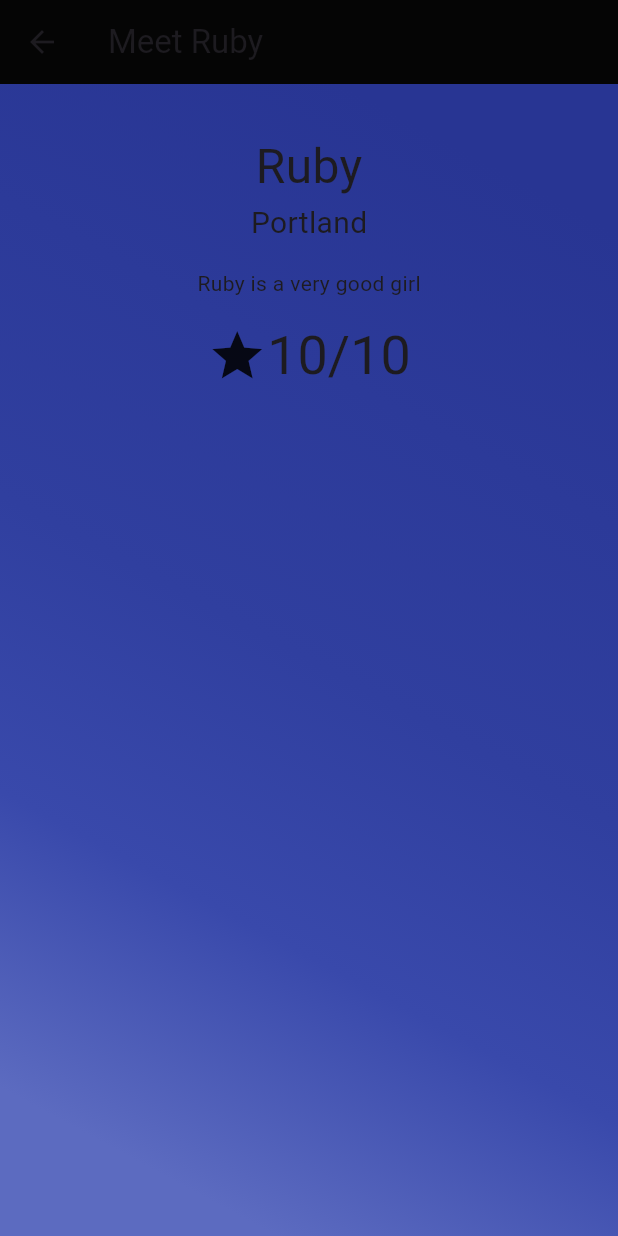
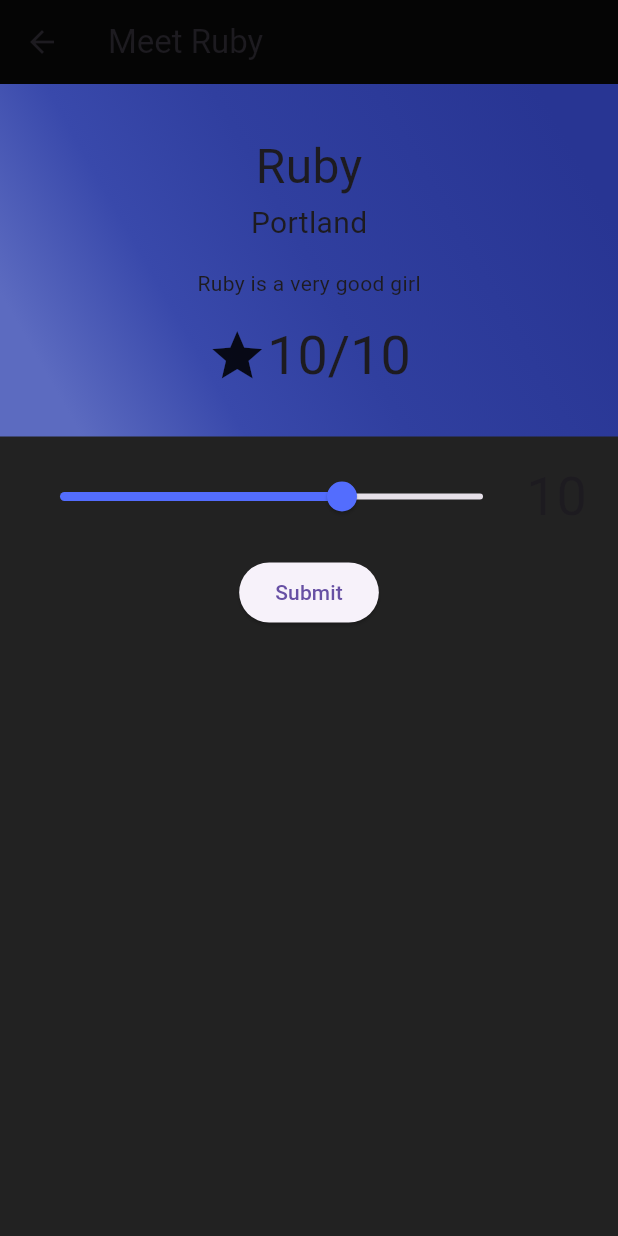
Before and after one commit to musamirul/rating, a Flutter app: the screen it shows after launch, after a tap on "Ruby", on a phone screen of 412 x 824 dp. Run offline on Flutter 3.47's test engine with Material 3 defaults, Android fonts, the phone set to English and light mode, and no system bars.

Commit message:
update detail and form

```diff
--- a/lib/dog_detail_page.dart
+++ b/lib/dog_detail_page.dart
@@ -2,61 +2,147 @@ import 'package:flutter/material.dart';
 
 import 'dog_model.dart';
 
-class DogDetailPage extends StatefulWidget{
+class DogDetailPage extends StatefulWidget {
   final Dog dog;
 
   const DogDetailPage({super.key, required this.dog});
 
   @override
   State<DogDetailPage> createState() {
-
     return _DogDetailPageState();
   }
-
 }
 
-class _DogDetailPageState extends State<DogDetailPage>{
+class _DogDetailPageState extends State<DogDetailPage> {
   final double dogAvatarSize = 150;
 
+  double _sliderValue = 10;
 
-  Widget get rating{
-    return Row(
-      mainAxisAlignment: MainAxisAlignment.center,
-      children: [
-        const Icon(Icons.star,size: 40,),
-        Text('${widget.dog.rating}/10',style: Theme.of(context).textTheme.displaySmall,)
+  Future<Null> _ratingErrorDialog() async {
+    return showDialog(
+      context: context,
+      builder: (context) {
+        return AlertDialog(
+          title: const Text('Error'),
+          content: const Text('Theyre good dogs, Bran'),
+          actions: [
+            ElevatedButton(
+              onPressed: () => Navigator.of(context).pop(),
+              child: const Text('Try again'),
+            )
+          ],
+        );
+      },
+    );
+  }
+
+  Widget get addYourRating {
+    return Column(
+      children: <Widget>[
+        Container(
+          padding: const EdgeInsets.symmetric(
+            vertical: 16.0,
+            horizontal: 16.0,
+          ),
+          child: Row(
+            mainAxisAlignment: MainAxisAlignment.spaceBetween,
+            children: <Widget>[
+              Flexible(
+                flex: 1,
+                child: Slider(
+                  activeColor: Colors.indigoAccent,
+                  min: 0.0,
+                  max: 15.0,
+                  onChanged: (newRating) {
+                    setState(() => _sliderValue = newRating);
+                  },
+                  value: _sliderValue,
+                ),
+              ),
+              Container(
+                width: 50.0,
+                alignment: Alignment.center,
+                child: Text('${_sliderValue.toInt()}',
+                    style: Theme.of(context).textTheme.displaySmall),
+              ),
+            ],
+          ),
+        ),
+        submitRatingButton,
       ],
     );
   }
 
-  Widget get dogProfile{
+  Widget get submitRatingButton {
+    return ElevatedButton(onPressed: updateRating, child: Text('Submit'));
+  }
+
+  void updateRating() {
+    if(_sliderValue<10){
+      _ratingErrorDialog();
+    }else {
+      setState(() {
+        widget.dog.rating = _sliderValue.toInt();
+      });
+    }
+  }
+
+  Widget get rating {
+    return Row(
+      mainAxisAlignment: MainAxisAlignment.center,
+      children: [
+        const Icon(
+          Icons.star,
+          size: 40,
+        ),
+        Text(
+          '${widget.dog.rating}/10',
+          style: Theme.of(context).textTheme.displaySmall,
+        )
+      ],
+    );
+  }
+
+  Widget get dogProfile {
     return Container(
       padding: EdgeInsets.symmetric(vertical: 32),
       decoration: BoxDecoration(
           gradient: LinearGradient(
               begin: Alignment.topRight,
               end: Alignment.bottomLeft,
-          stops: [0.1,0.5,0.7,0.9],
+              stops: [
+            0.1,
+            0.5,
+            0.7,
+            0.9
+          ],
               colors: [
             Colors.indigo.shade800,
             Colors.indigo.shade700,
             Colors.indigo.shade600,
             Colors.indigo.shade400,
-          ]
-        )
-      ),
+          ])),
       child: Column(
         crossAxisAlignment: CrossAxisAlignment.center,
         children: [
-          Text('${widget.dog.name}',style: TextStyle(fontSize: 32),),
-          Text('${widget.dog.location}',style: TextStyle(fontSize: 20),),
-          Padding(padding: EdgeInsets.symmetric(horizontal: 32,vertical: 16),
-          child: Text(widget.dog.description),),
+          Text(
+            '${widget.dog.name}',
+            style: TextStyle(fontSize: 32),
+          ),
+          Text(
+            '${widget.dog.location}',
+            style: TextStyle(fontSize: 20),
+          ),
+          Padding(
+            padding: EdgeInsets.symmetric(horizontal: 32, vertical: 16),
+            child: Text(widget.dog.description),
+          ),
           rating
         ],
       ),
     );
   }
+
   @override
   Widget build(BuildContext context) {
     // TODO: implement build
@@ -66,7 +152,8 @@ class _DogDetailPageState extends State<DogDetailPage>{
           backgroundColor: Colors.black87,
           title: Text('Meet ${widget.dog.name}'),
         ),
-      body: dogProfile,
-    );
+        body: ListView(
+          children: [dogProfile, addYourRating],
+        ));
   }
 }
--- a/lib/main.dart
+++ b/lib/main.dart
@@ -72,8 +72,6 @@ class _MyHomePageState extends State<MyHomePage>{
       MaterialPageRoute(builder: (context){
         return AddDogFormPage();
       })
-
-
     );
     if (newDog != null){
       setState(() {
```
Also changed, not shown: lib/new_dog_form.dart (+8 -3 lines). Lines whose indentation alone changed are shown as unchanged.
